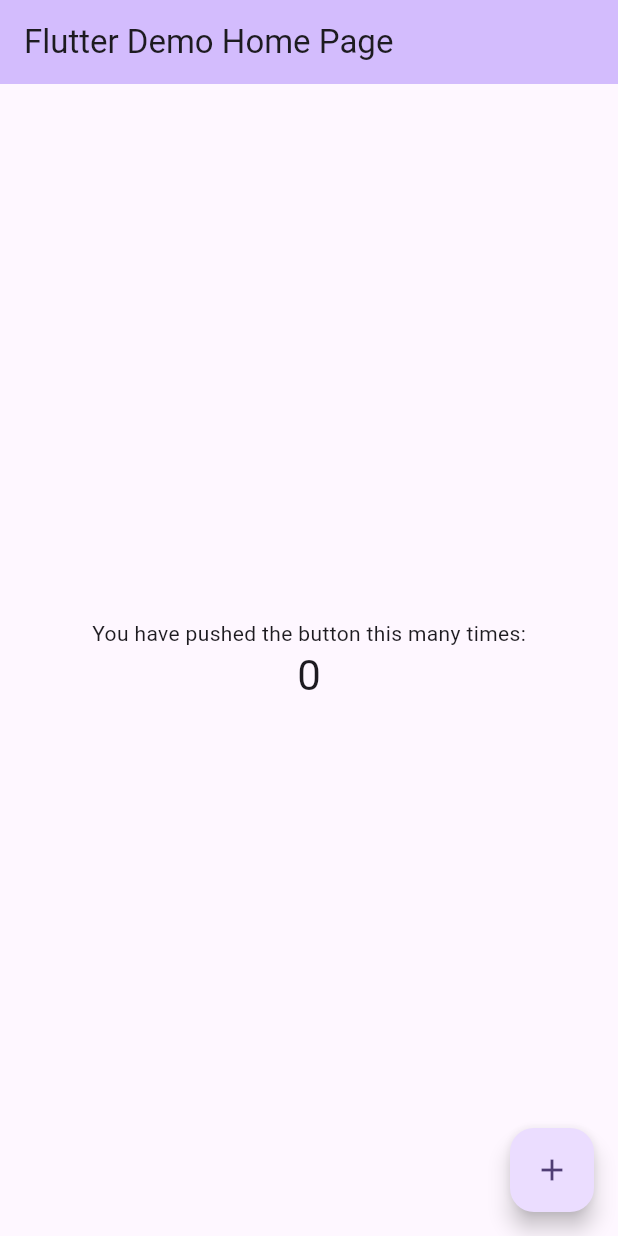
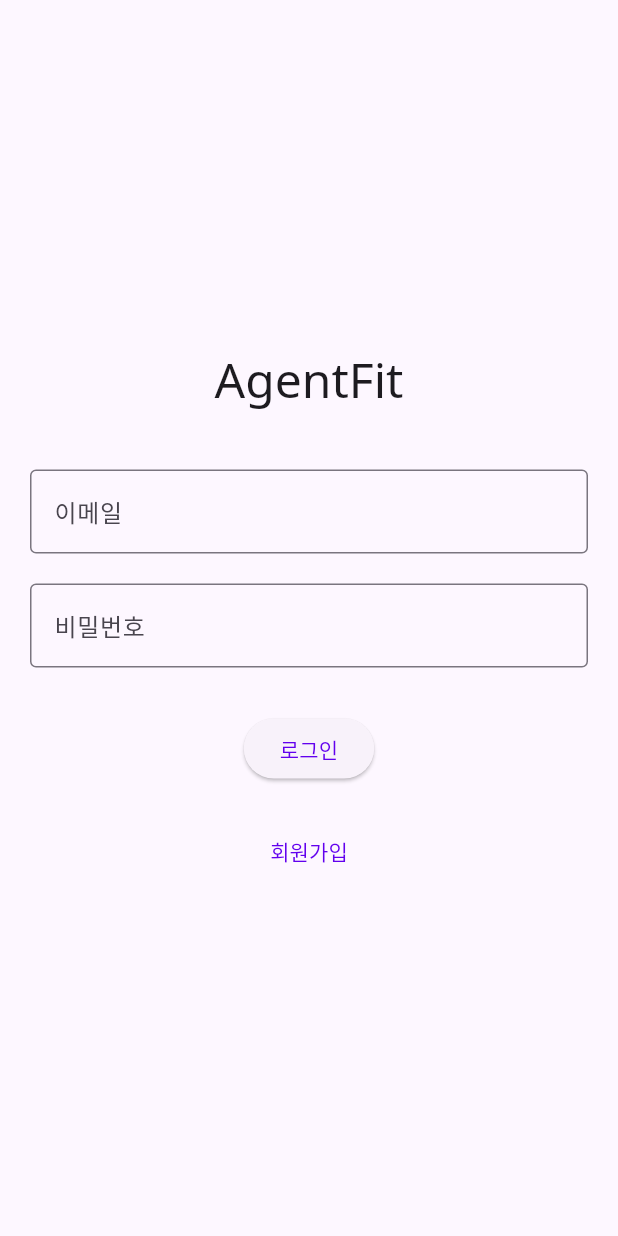
Before and after one commit to ivryxx/agentfit_app, a Flutter app: the screen it shows after launch, on a phone screen of 412 x 824 dp. Run offline on Flutter 3.47's test engine with Material 3 defaults, Android fonts, the light colour scheme and no system bars; our stand-ins replace flutter_dotenv, get, google_fonts; missing offline and left inert: shared_preferences.dart; accounts and stored records are empty.

Commit message:
feat: 사용자 인증 및 운동 프로그램 추천 기능 구현

```diff
--- a/lib/main.dart
+++ b/lib/main.dart
@@ -1,125 +1,91 @@
 import 'package:flutter/material.dart';
+import 'package:get/get.dart';
+import 'package:flutter_dotenv/flutter_dotenv.dart';
+import 'package:google_fonts/google_fonts.dart';
+import 'controllers/auth_controller.dart';
+import 'controllers/workout_controller.dart';
+import 'views/auth/login_screen.dart';
+import 'views/auth/signup_screen.dart';
+import 'views/workout/workout_recommendations_screen.dart';
 
-void main() {
+void main() async {
+  WidgetsFlutterBinding.ensureInitialized();
+  await dotenv.load(fileName: ".env");
+
+  // 의존성 주입
+  Get.put(AuthController());
+  Get.put(WorkoutController());
+
   runApp(const MyApp());
 }
 
 class MyApp extends StatelessWidget {
   const MyApp({super.key});
 
-  // This widget is the root of your application.
   @override
   Widget build(BuildContext context) {
-    return MaterialApp(
-      title: 'Flutter Demo',
+    return GetMaterialApp(
+      title: 'AgentFit',
       theme: ThemeData(
-        // This is the theme of your application.
-        //
-        // TRY THIS: Try running your application with "flutter run". You'll see
-        // the application has a blue toolbar. Then, without quitting the app,
-        // try changing the seedColor in the colorScheme below to Colors.green
-        // and then invoke "hot reload" (save your changes or press the "hot
-        // reload" button in a Flutter-supported IDE, or press "r" if you used
-        // the command line to start the app).
-        //
-        // Notice that the counter didn't reset back to zero; the application
-        // state is not lost during the reload. To reset the state, use hot
-        // restart instead.
-        //
-        // This works for code too, not just values: Most code changes can be
-        // tested with just a hot reload.
-        colorScheme: ColorScheme.fromSeed(seedColor: Colors.deepPurple),
+        colorScheme: ColorScheme.fromSeed(
+          seedColor: const Color(0xFF6200EE),
+          primary: const Color(0xFF6200EE),
+          secondary: const Color(0xFF03DAC6),
+        ),
+        textTheme: GoogleFonts.notoSansTextTheme(),
         useMaterial3: true,
       ),
-      home: const MyHomePage(title: 'Flutter Demo Home Page'),
+      initialRoute: '/login',
+      getPages: [
+        GetPage(name: '/login', page: () => LoginScreen()),
+        GetPage(name: '/signup', page: () => SignupScreen()),
+        GetPage(name: '/home', page: () => const HomeScreen()),
+        GetPage(name: '/workout-recommendations', page: () => WorkoutRecommendationsScreen()),
+      ],
     );
   }
 }
 
-class MyHomePage extends StatefulWidget {
-  const MyHomePage({super.key, required this.title});
-
-  // This widget is the home page of your application. It is stateful, meaning
-  // that it has a State object (defined below) that contains fields that affect
-  // how it looks.
-
-  // This class is the configuration for the state. It holds the values (in this
-  // case the title) provided by the parent (in this case the App widget) and
-  // used by the build method of the State. Fields in a Widget subclass are
-  // always marked "final".
-
-  final String title;
-
-  @override
-  State<MyHomePage> createState() => _MyHomePageState();
-}
-
-class _MyHomePageState extends State<MyHomePage> {
-  int _counter = 0;
-
-  void _incrementCounter() {
-    setState(() {
-      // This call to setState tells the Flutter framework that something has
-      // changed in this State, which causes it to rerun the build method below
-      // so that the display can reflect the updated values. If we changed
-      // _counter without calling setState(), then the build method would not be
-      // called again, and so nothing would appear to happen.
-      _counter++;
-    });
-  }
+class HomeScreen extends StatelessWidget {
+  const HomeScreen({super.key});
 
   @override
   Widget build(BuildContext context) {
-    // This method is rerun every time setState is called, for instance as done
-    // by the _incrementCounter method above.
-    //
-    // The Flutter framework has been optimized to make rerunning build methods
-    // fast, so that you can just rebuild anything that needs updating rather
-    // than having to individually change instances of widgets.
+    final AuthController authController = Get.find<AuthController>();
+    final WorkoutController workoutController = Get.find<WorkoutController>();
+
     return Scaffold(
       appBar: AppBar(
-        // TRY THIS: Try changing the color here to a specific color (to
-        // Colors.amber, perhaps?) and trigger a hot reload to see the AppBar
-        // change color while the other colors stay the same.
+        title: const Text('AgentFit'),
         backgroundColor: Theme.of(context).colorScheme.inversePrimary,
-        // Here we take the value from the MyHomePage object that was created by
-        // the App.build method, and use it to set our appbar title.
-        title: Text(widget.title),
+        actions: [
+          IconButton(
+            icon: const Icon(Icons.logout),
+            onPressed: () => authController.signOut(),
+          ),
+        ],
       ),
       body: Center(
-        // Center is a layout widget. It takes a single child and positions it
-        // in the middle of the parent.
         child: Column(
-          // Column is also a layout widget. It takes a list of children and
-          // arranges them vertically. By default, it sizes itself to fit its
-          // children horizontally, and tries to be as tall as its parent.
-          //
-          // Column has various properties to control how it sizes itself and
-          // how it positions its children. Here we use mainAxisAlignment to
-          // center the children vertically; the main axis here is the vertical
-          // axis because Columns are vertical (the cross axis would be
-          // horizontal).
-          //
-          // TRY THIS: Invoke "debug painting" (choose the "Toggle Debug Paint"
-          // action in the IDE, or press "p" in the console), to see the
-          // wireframe for each widget.
           mainAxisAlignment: MainAxisAlignment.center,
-          children: <Widget>[
-            const Text(
-              'You have pushed the button this many times:',
+          children: [
+            Text(
+              'Welcome to AgentFit',
+              style: Theme.of(context).textTheme.headlineMedium,
             ),
+            const SizedBox(height: 20),
             Text(
-              '$_counter',
-              style: Theme.of(context).textTheme.headlineMedium,
+              'Your AI-powered fitness companion',
+              style: Theme.of(context).textTheme.bodyLarge,
+            ),
+            const SizedBox(height: 40),
+            ElevatedButton(
+              onPressed: () => Get.toNamed('/workout-recommendations'),
+              child: const Text('운동 프로그램 추천 받기'),
             ),
           ],
         ),
       ),
-      floatingActionButton: FloatingActionButton(
-        onPressed: _incrementCounter,
-        tooltip: 'Increment',
-        child: const Icon(Icons.add),
-      ), // This trailing comma makes auto-formatting nicer for build methods.
     );
   }
 }
--- /dev/null
+++ b/lib/models/user_model.dart
@@ -0,0 +1,43 @@
+class User {
+  final String id;
+  final String email;
+  final String name;
+  String? profileImage;
+  int? height;
+  int? weight;
+  String? fitnessGoal;
+
+  User({
+    required this.id,
+    required this.email,
+    required this.name,
+    this.profileImage,
+    this.height,
+    this.weight,
+    this.fitnessGoal,
+  });
+
+  factory User.fromJson(Map<String, dynamic> json) {
+    return User(
+      id: json['id'],
+      email: json['email'],
+      name: json['name'],
+      profileImage: json['profileImage'],
+      height: json['height'],
+      weight: json['weight'],
+      fitnessGoal: json['fitnessGoal'],
+    );
+  }
+
+  Map<String, dynamic> toJson() {
+    return {
+      'id': id,
+      'email': email,
+      'name': name,
+      'profileImage': profileImage,
+      'height': height,
+      'weight': weight,
+      'fitnessGoal': fitnessGoal,
+    };
+  }
+}
--- /dev/null
+++ b/lib/views/auth/login_screen.dart
@@ -0,0 +1,68 @@
+import 'package:flutter/material.dart';
+import 'package:get/get.dart';
+import '../../controllers/auth_controller.dart';
+
+class LoginScreen extends StatelessWidget {
+  final AuthController authController = Get.find<AuthController>();
+  final TextEditingController emailController = TextEditingController();
+  final TextEditingController passwordController = TextEditingController();
+
+  LoginScreen({super.key});
+
+  @override
+  Widget build(BuildContext context) {
+    return Scaffold(
+      body: SafeArea(
+        child: Padding(
+          padding: const EdgeInsets.all(20.0),
+          child: Column(
+            mainAxisAlignment: MainAxisAlignment.center,
+            children: [
+              Text(
+                'AgentFit',
+                style: Theme.of(context).textTheme.headlineLarge,
+              ),
+              const SizedBox(height: 40),
+              TextField(
+                controller: emailController,
+                decoration: const InputDecoration(
+                  labelText: '이메일',
+                  border: OutlineInputBorder(),
+                ),
+                keyboardType: TextInputType.emailAddress,
+              ),
+              const SizedBox(height: 20),
+              TextField(
+                controller: passwordController,
+                decoration: const InputDecoration(
+                  labelText: '비밀번호',
+                  border: OutlineInputBorder(),
+                ),
+                obscureText: true,
+              ),
+              const SizedBox(height: 30),
+              Obx(() => ElevatedButton(
+                    onPressed: authController.isLoading.value
+                        ? null
+                        : () {
+                            authController.signIn(
+                              emailController.text,
+                              passwordController.text,
+                            );
+                          },
+                    child: authController.isLoading.value
+                        ? const CircularProgressIndicator()
+                        : const Text('로그인'),
+                  )),
+              const SizedBox(height: 20),
+              TextButton(
+                onPressed: () => Get.toNamed('/signup'),
+                child: const Text('회원가입'),
+              ),
+            ],
+          ),
+        ),
+      ),
+    );
+  }
+}
```
Also changed, not shown: lib/controllers/auth_controller.dart (added, +51 -0 lines), lib/controllers/workout_controller.dart (added, +58 -0 lines), lib/models/workout_program_model.dart (added, +89 -0 lines), lib/views/auth/signup_screen.dart (added, +71 -0 lines), lib/views/workout/workout_recommendations_screen.dart (added, +115 -0 lines), pubspec.yaml (+13 -5 lines), pubspec.lock, 8 other files.
